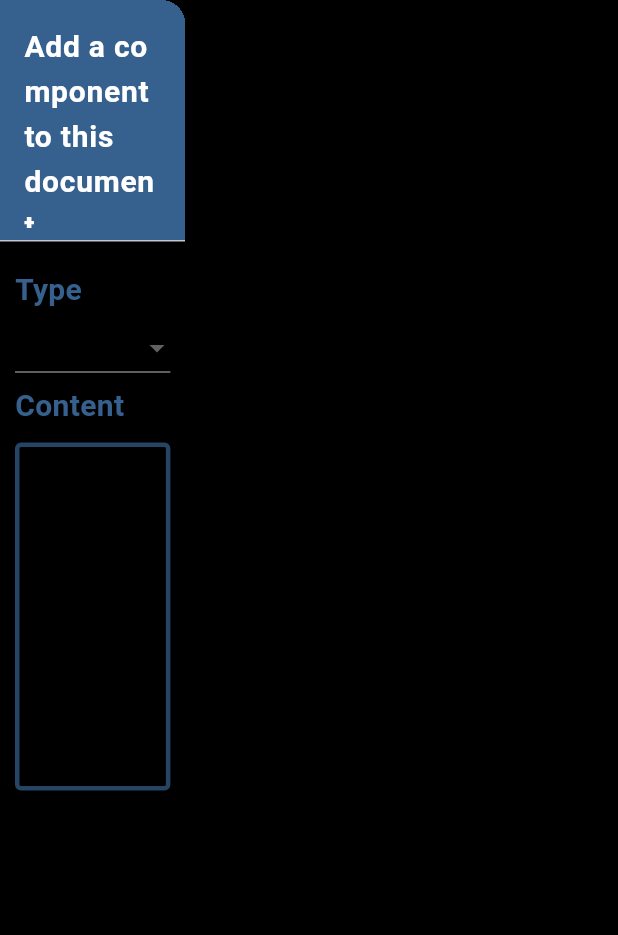
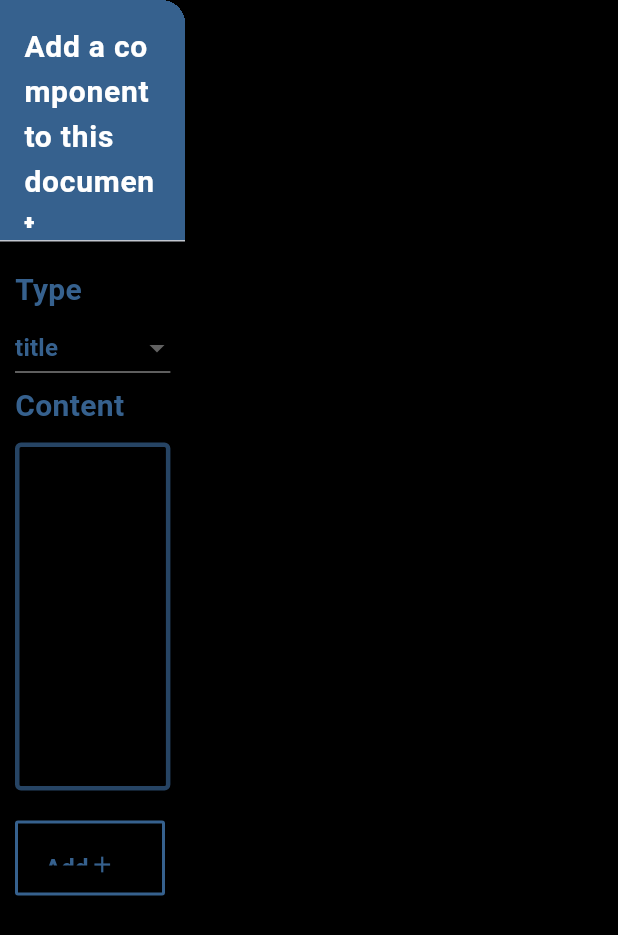
Before and after one commit to arr199/myDocs, a Flutter app: the AddComponentDrawer widget shown alone on an empty page, opened directly, on a phone screen of 412 x 824 dp. Shown: the top 935 px of the screen. Run offline on Flutter 3.47's test engine with Material 3 defaults, Android fonts, the light colour scheme and no system bars; our stand-ins replace go_router; missing offline and left inert: flutter_highlighting, highlighting.

Commit message:
Add new components and functionality for creating documents

```diff
--- a/lib/providers/add_document_provider.dart
+++ b/lib/providers/add_document_provider.dart
@@ -1,4 +1,5 @@
 import 'package:flutter/material.dart';
+import 'package:flutter/widgets.dart';
 import 'package:my_docs/schemas/document_component.dart';
 
 class AddDocumentProvider extends ChangeNotifier {
@@ -15,4 +16,24 @@ class AddDocumentProvider extends ChangeNotifier {
         content: " const [ isOpen , setIsOpen ] = useState()",
         id: "as"),
   ];
+
+  TextEditingController content = TextEditingController();
+  ComponentType type = ComponentType.title;
+
+  void setState() {
+    notifyListeners();
+  }
+
+  void addComponent({
+    required String componentContent,
+    required ComponentType componentType,
+  }) {
+    componentsList.add(DocumentComponent(
+      type: componentType,
+      content: componentContent,
+      id: DateTime.now().toString(),
+    ));
+
+    notifyListeners();
+  }
 }
--- a/lib/screens/createDoc/widgets/add_component_drawer.dart
+++ b/lib/screens/createDoc/widgets/add_component_drawer.dart
@@ -1,5 +1,8 @@
 import 'package:flutter/material.dart';
+import 'package:my_docs/providers/add_document_provider.dart';
 import 'package:my_docs/schemas/document_component.dart';
+import 'package:my_docs/screens/createDoc/widgets/add_content_button.dart';
+import 'package:provider/provider.dart';
 
 class AddComponentDrawer extends StatelessWidget {
   const AddComponentDrawer({
@@ -48,9 +51,16 @@ class AddComponentDrawer extends StatelessWidget {
                             fontWeight: FontWeight.w700),
                       ),
                       DropdownButton(
-                        onChanged: (value) {},
+                        value: context.watch<AddDocumentProvider>().type,
+                        onChanged: (value) {
+                          context.read<AddDocumentProvider>().type =
+                              value as ComponentType;
+                          context.read<AddDocumentProvider>().setState();
+                        },
                         items: ComponentType.values.map((ComponentType type) {
                           return DropdownMenuItem(
+                            key: Key(type.toString()),
+                            onTap: () {},
                             value: type,
                             child: Text(
                               type.toString().split('.').last,
@@ -78,9 +88,10 @@ class AddComponentDrawer extends StatelessWidget {
                       ),
                       const SizedBox(height: 10),
                       TextField(
+                        controller:
+                            context.watch<AddDocumentProvider>().content,
                         maxLines: 8,
                         onSubmitted: (value) {},
-                        onChanged: (value) {},
                         style: TextStyle(
                             color: colors.primary, fontWeight: FontWeight.w700),
                         decoration: InputDecoration(
@@ -99,6 +110,8 @@ class AddComponentDrawer extends StatelessWidget {
                           contentPadding: const EdgeInsets.all(20.0),
                         ),
                       ),
+                      SizedBox(height: 20),
+                      AddContentButton(colors: colors)
                     ],
                   )
                 ],
--- /dev/null
+++ b/lib/screens/createDoc/widgets/add_content_button.dart
@@ -0,0 +1,52 @@
+import 'package:flutter/material.dart';
+import 'package:my_docs/providers/add_document_provider.dart';
+import 'package:provider/provider.dart';
+
+class AddContentButton extends StatelessWidget {
+  const AddContentButton({
+    super.key,
+    required this.colors,
+  });
+
+  final ColorScheme colors;
+
+  @override
+  Widget build(BuildContext context) {
+    final content = context.watch<AddDocumentProvider>().content;
+    final type = context.watch<AddDocumentProvider>().type;
+    print(context.watch<AddDocumentProvider>().componentsList.length);
+
+    return ElevatedButton(
+      style: ElevatedButton.styleFrom(
+          maximumSize: const Size(100, 50),
+          backgroundColor: Colors.transparent,
+          side: BorderSide(color: colors.primary, width: 2),
+          shape: RoundedRectangleBorder(
+            borderRadius: BorderRadius.circular(2),
+          ),
+          padding: const EdgeInsets.symmetric(horizontal: 20, vertical: 20)),
+      onPressed: () {
+        if (content.text.isEmpty) return;
+
+        context.read<AddDocumentProvider>().addComponent(
+              componentContent: content.text,
+              componentType: type,
+            );
+        print(context.read<AddDocumentProvider>().componentsList.last.content);
+        content.clear();
+      },
+      child: const Row(
+        children: [
+          Text(
+            "Add",
+            style: TextStyle(
+              fontSize: 16,
+              fontWeight: FontWeight.w700,
+            ),
+          ),
+          Icon(Icons.add),
+        ],
+      ),
+    );
+  }
+}
```
